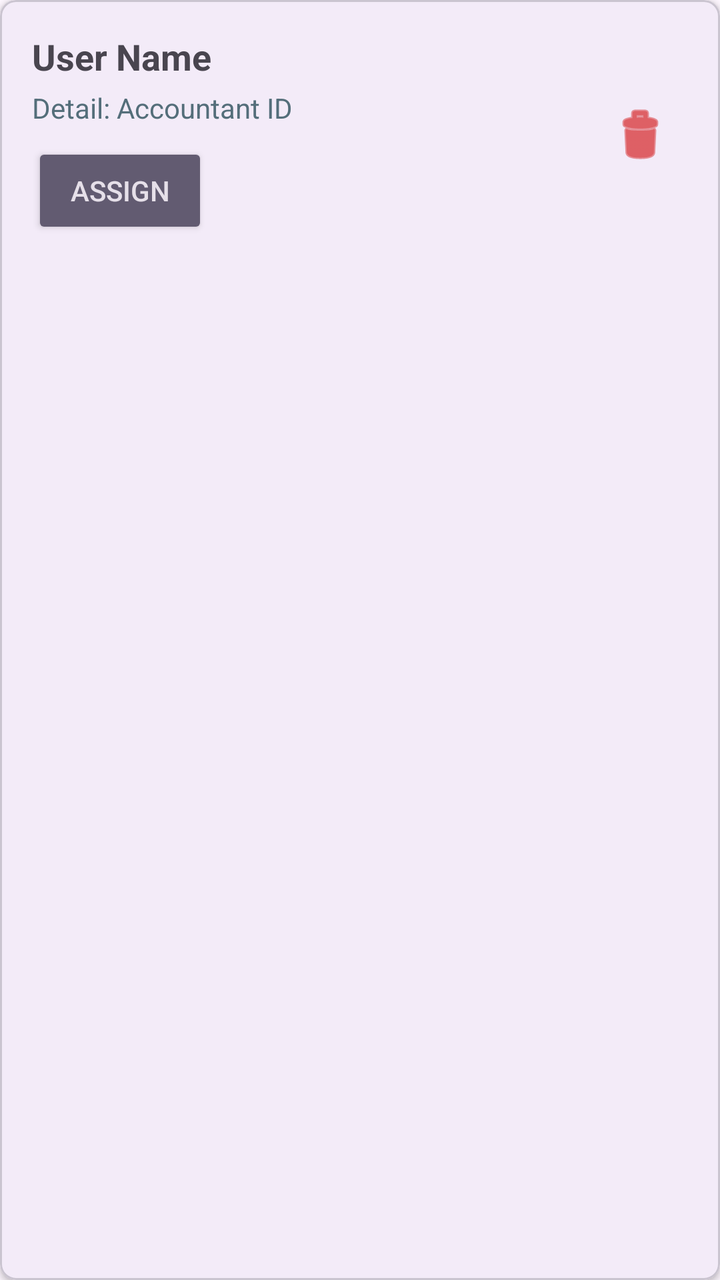
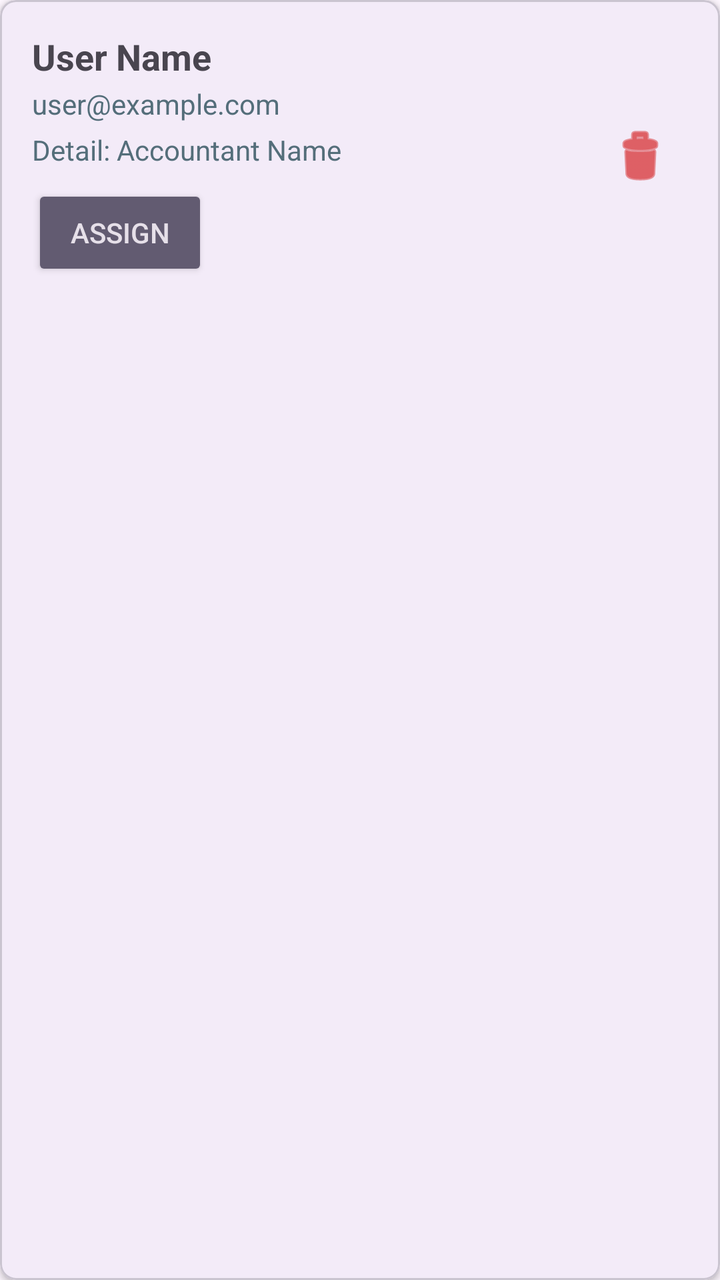

Compare the two renders of this Android layout. The source of the first and the diff that turns it into the second are given below.
<!-- AndroidManifest.xml: application theme Theme.ReceiptFlow -->
<!-- res/layout/item_manager_user.xml -->
<?xml version="1.0" encoding="utf-8"?>
<com.google.android.material.card.MaterialCardView xmlns:android="http://schemas.android.com/apk/res/android"
    xmlns:app="http://schemas.android.com/apk/res-auto"
    android:layout_width="match_parent"
    android:layout_height="wrap_content"
    android:layout_marginHorizontal="16dp"
    android:layout_marginVertical="8dp"
    app:cardCornerRadius="8dp"
    app:cardElevation="2dp">

    <androidx.constraintlayout.widget.ConstraintLayout
        android:layout_width="match_parent"
        android:layout_height="wrap_content"
        android:padding="16dp">

        <com.google.android.material.textview.MaterialTextView
            android:id="@+id/textViewUserName"
            android:layout_width="0dp"
            android:layout_height="wrap_content"
            android:text="User Name"
            android:textSize="18sp"
            android:textStyle="bold"
            app:layout_constraintEnd_toStartOf="@+id/buttonDelete"
            app:layout_constraintStart_toStartOf="parent"
            app:layout_constraintTop_toTopOf="parent" />

        <com.google.android.material.textview.MaterialTextView
            android:id="@+id/textViewUserDetail"
            android:layout_width="0dp"
            android:layout_height="wrap_content"
            android:layout_marginTop="4dp"
            android:text="Detail: Accountant ID"
            android:textSize="14sp"
            android:textColor="@color/hintColor"
            app:layout_constraintEnd_toStartOf="@+id/buttonDelete"
            app:layout_constraintStart_toStartOf="parent"
            app:layout_constraintTop_toBottomOf="@id/textViewUserName" />

        <androidx.appcompat.widget.AppCompatButton
            android:id="@+id/buttonAssign"
            style="@style/Widget.AppCompat.Button.Colored"
            android:layout_width="wrap_content"
            android:layout_height="wrap_content"
            android:layout_marginTop="8dp"
            android:text="Assign"
            app:layout_constraintStart_toStartOf="parent"
            app:layout_constraintTop_toBottomOf="@id/textViewUserDetail" />

        <androidx.appcompat.widget.AppCompatImageButton
            android:id="@+id/buttonDelete"
            android:layout_width="48dp"
            android:layout_height="48dp"
            android:background="?attr/selectableItemBackgroundBorderless"
            android:src="@android:drawable/ic_menu_delete"
            app:layout_constraintBottom_toBottomOf="parent"
            app:layout_constraintEnd_toEndOf="parent"
            app:layout_constraintTop_toTopOf="parent"
            app:tint="@color/warning" />

    </androidx.constraintlayout.widget.ConstraintLayout>

</com.google.android.material.card.MaterialCardView>
<!-- resources referenced by this layout -->
<resources>
  <color name="hintColor">#546E7A</color>
  <color name="warning">#D00303</color>
  <style name="Theme.ReceiptFlow" parent="Base.Theme.ReceiptFlow" />
  <style name="Base.Theme.ReceiptFlow" parent="Theme.Material3.DayNight.NoActionBar">
          
          
      </style>
</resources>

<!-- the commit's change to res/layout/item_manager_user.xml (unified diff, before → after) -->
@@ -25,16 +25,28 @@
             app:layout_constraintTop_toTopOf="parent" />
 
         <com.google.android.material.textview.MaterialTextView
-            android:id="@+id/textViewUserDetail"
+            android:id="@+id/textViewUserEmail"
             android:layout_width="0dp"
             android:layout_height="wrap_content"
-            android:layout_marginTop="4dp"
-            android:text="Detail: Accountant ID"
+            android:layout_marginTop="2dp"
+            android:text="user@example.com"
             android:textSize="14sp"
             android:textColor="@color/hintColor"
             app:layout_constraintEnd_toStartOf="@+id/buttonDelete"
             app:layout_constraintStart_toStartOf="parent"
             app:layout_constraintTop_toBottomOf="@id/textViewUserName" />
+
+        <com.google.android.material.textview.MaterialTextView
+            android:id="@+id/textViewUserDetail"
+            android:layout_width="0dp"
+            android:layout_height="wrap_content"
+            android:layout_marginTop="4dp"
+            android:text="Detail: Accountant Name"
+            android:textSize="14sp"
+            android:textColor="@color/hintColor"
+            app:layout_constraintEnd_toStartOf="@+id/buttonDelete"
+            app:layout_constraintStart_toStartOf="parent"
+            app:layout_constraintTop_toBottomOf="@id/textViewUserEmail" />
 
         <androidx.appcompat.widget.AppCompatButton
             android:id="@+id/buttonAssign"
